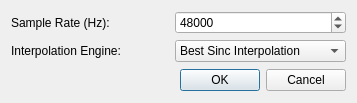
Before: the Qt Designer form src/plugins/Effect/srconverter/settingsdialog.ui in ksv1986/qmmp-staging, drawn with Qt 5.
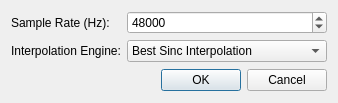
After: the same form once the commit is applied.

Commit message: fixed dialog layouts

What changed in the file:
```diff
--- a/src/plugins/Effect/srconverter/settingsdialog.ui
+++ b/src/plugins/Effect/srconverter/settingsdialog.ui
@@ -5,7 +5,7 @@
    <rect>
     <x>0</x>
     <y>0</y>
-    <width>357</width>
+    <width>338</width>
     <height>99</height>
    </rect>
   </property>
@@ -20,7 +20,7 @@
      </property>
     </widget>
    </item>
-   <item row="0" column="1" >
+   <item row="0" column="1" colspan="2" >
     <widget class="QSpinBox" name="srSpinBox" >
      <property name="maximum" >
       <number>96000</number>
@@ -40,7 +40,7 @@
      </property>
     </widget>
    </item>
-   <item row="1" column="1" >
+   <item row="1" column="1" colspan="2" >
     <widget class="QComboBox" name="engineComboBox" >
      <item>
       <property name="text" >
@@ -70,8 +70,6 @@
     </widget>
    </item>
    <item row="2" column="0" colspan="2" >
-    <layout class="QHBoxLayout" name="horizontalLayout" >
-     <item>
       <spacer>
        <property name="orientation" >
         <enum>Qt::Horizontal</enum>
@@ -84,14 +82,18 @@
        </property>
       </spacer>
      </item>
-     <item>
+   <item row="2" column="2" >
       <widget class="QDialogButtonBox" name="buttonBox" >
+     <property name="sizePolicy" >
+      <sizepolicy vsizetype="Fixed" hsizetype="Maximum" >
+       <horstretch>0</horstretch>
+       <verstretch>0</verstretch>
+      </sizepolicy>
+     </property>
        <property name="standardButtons" >
         <set>QDialogButtonBox::Cancel|QDialogButtonBox::Ok</set>
        </property>
       </widget>
-     </item>
-    </layout>
    </item>
   </layout>
  </widget>
```
Lines whose indentation alone changed are shown as unchanged. The commit also changes 4 other files.
